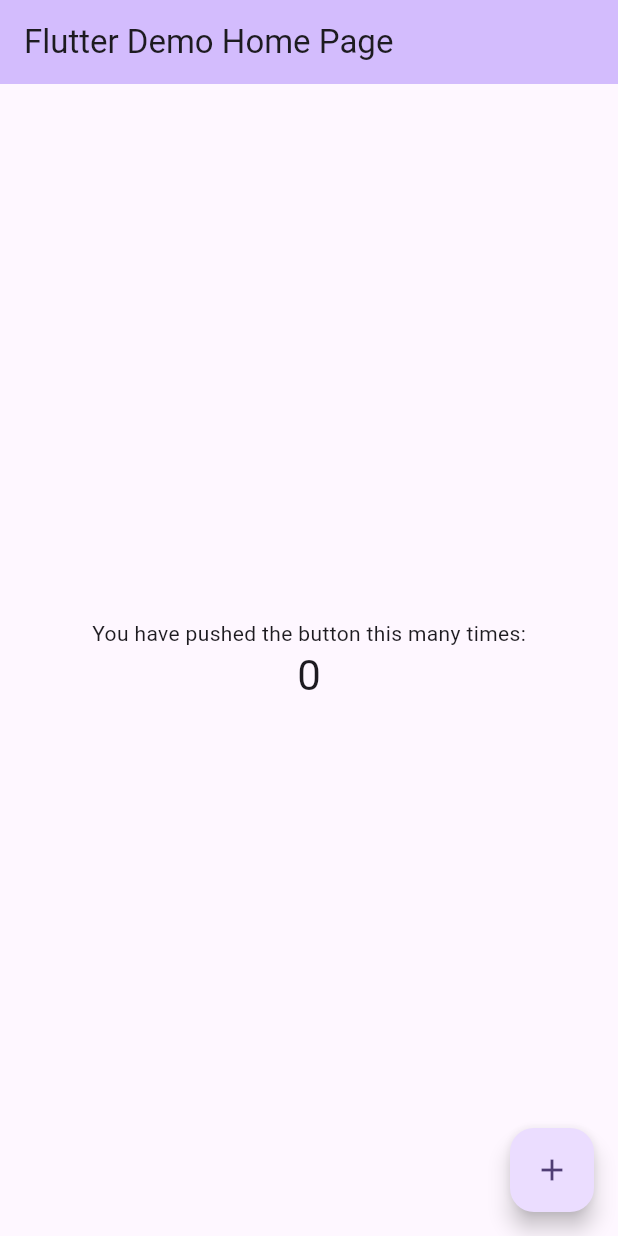
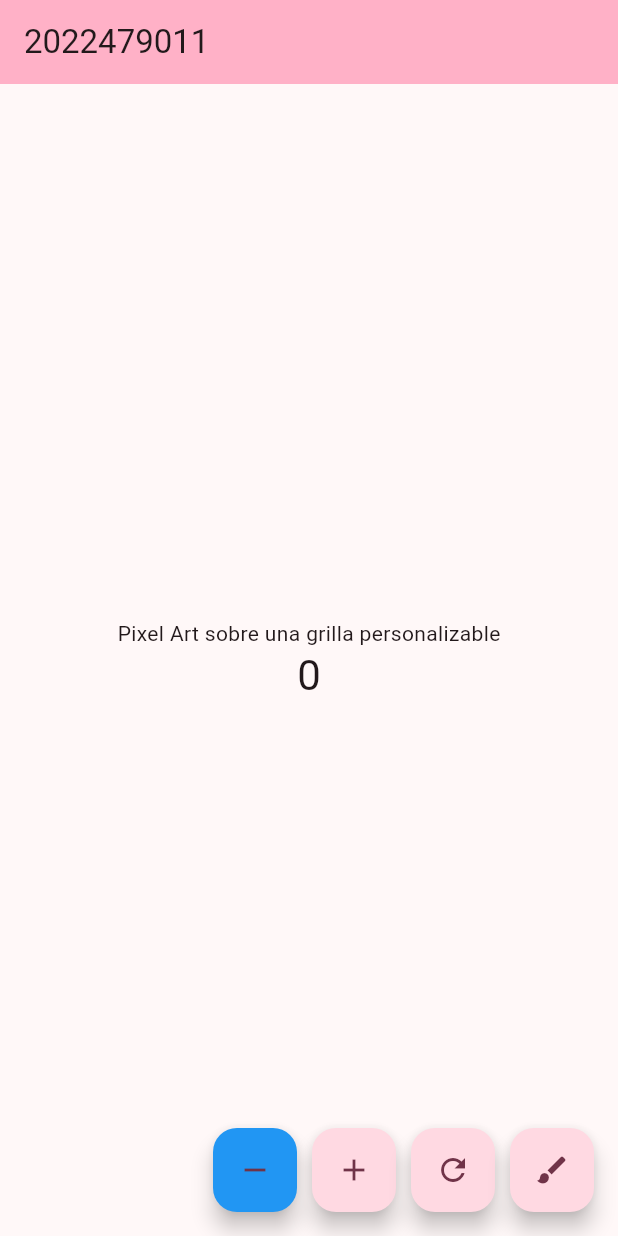
Before and after one commit to FernandaCatalan/3479A321_2022479011_, a Flutter app: the screen it shows after launch, on a phone screen of 412 x 824 dp. Run offline on Flutter 3.47's test engine with Material 3 defaults, Android fonts, the phone set to English and light mode, and no system bars.

Commit message:
Avance en clases

```diff
--- a/lib/main.dart
+++ b/lib/main.dart
@@ -11,7 +11,7 @@ class MyApp extends StatelessWidget {
   @override
   Widget build(BuildContext context) {
     return MaterialApp(
-      title: 'Flutter Demo',
+      title: '2022479011',
       theme: ThemeData(
         // This is the theme of your application.
         //
@@ -28,9 +28,9 @@ class MyApp extends StatelessWidget {
         //
         // This works for code too, not just values: Most code changes can be
         // tested with just a hot reload.
-        colorScheme: ColorScheme.fromSeed(seedColor: Colors.deepPurple),
+        colorScheme: ColorScheme.fromSeed(seedColor: const Color.fromARGB(255, 148, 2, 77)),
       ),
-      home: const MyHomePage(title: 'Flutter Demo Home Page'),
+      home: const MyHomePage(title: '2022479011'),
     );
   }
 }
@@ -55,15 +55,29 @@ class MyHomePage extends StatefulWidget {
 
 class _MyHomePageState extends State<MyHomePage> {
   int _counter = 0;
+  Color _color = Colors.blue;
 
   void _incrementCounter() {
     setState(() {
-      // This call to setState tells the Flutter framework that something has
-      // changed in this State, which causes it to rerun the build method below
-      // so that the display can reflect the updated values. If we changed
-      // _counter without calling setState(), then the build method would not be
-      // called again, and so nothing would appear to happen.
       _counter++;
+    });
+  }
+
+  void _decrementCounter() {
+    setState(() {
+      _counter--;
+    });
+  }
+
+  void _restartCounter() {
+    setState(() {
+      _counter = 0;
+    });
+  }
+
+  void _setColor(Color color) {
+    setState(() {
+
     });
   }
 
@@ -104,7 +118,7 @@ class _MyHomePageState extends State<MyHomePage> {
           // wireframe for each widget.
           mainAxisAlignment: MainAxisAlignment.center,
           children: <Widget>[
-            const Text('You have pushed the button this many times:'),
+            const Text('Pixel Art sobre una grilla personalizable'),
             Text(
               '$_counter',
               style: Theme.of(context).textTheme.headlineMedium,
@@ -112,11 +126,37 @@ class _MyHomePageState extends State<MyHomePage> {
           ],
         ),
       ),
-      floatingActionButton: FloatingActionButton(
-        onPressed: _incrementCounter,
-        tooltip: 'Increment',
-        child: const Icon(Icons.add),
-      ), // This trailing comma makes auto-formatting nicer for build methods.
+
+      floatingActionButton: Row(
+        mainAxisAlignment: MainAxisAlignment.end,
+        children: <Widget>[
+          FloatingActionButton(
+            onPressed: _decrementCounter,
+            backgroundColor: _color,
+            tooltip: 'Decrement',
+            child: const Icon(Icons.remove),
+          ),
+          const SizedBox(width: 10), // Espacio entre los botones
+          FloatingActionButton(
+            onPressed: _incrementCounter,
+            tooltip: 'Increment',
+            child: const Icon(Icons.add),
+          ),
+          const SizedBox(width: 10), // Espacio entre los botones
+          FloatingActionButton(
+            onPressed: _restartCounter,
+            tooltip: 'Restart',
+            child: const Icon(Icons.refresh),
+          ),
+          const SizedBox(width: 10), // Espacio entre los botones
+          FloatingActionButton(
+            onPressed: null,
+            tooltip: 'ChangeColor',
+            child: const Icon(Icons.brush),
+          ),
+        ],
+      ),
+
     );
   }
 }
```
Also changed, not shown: 1 other file.
